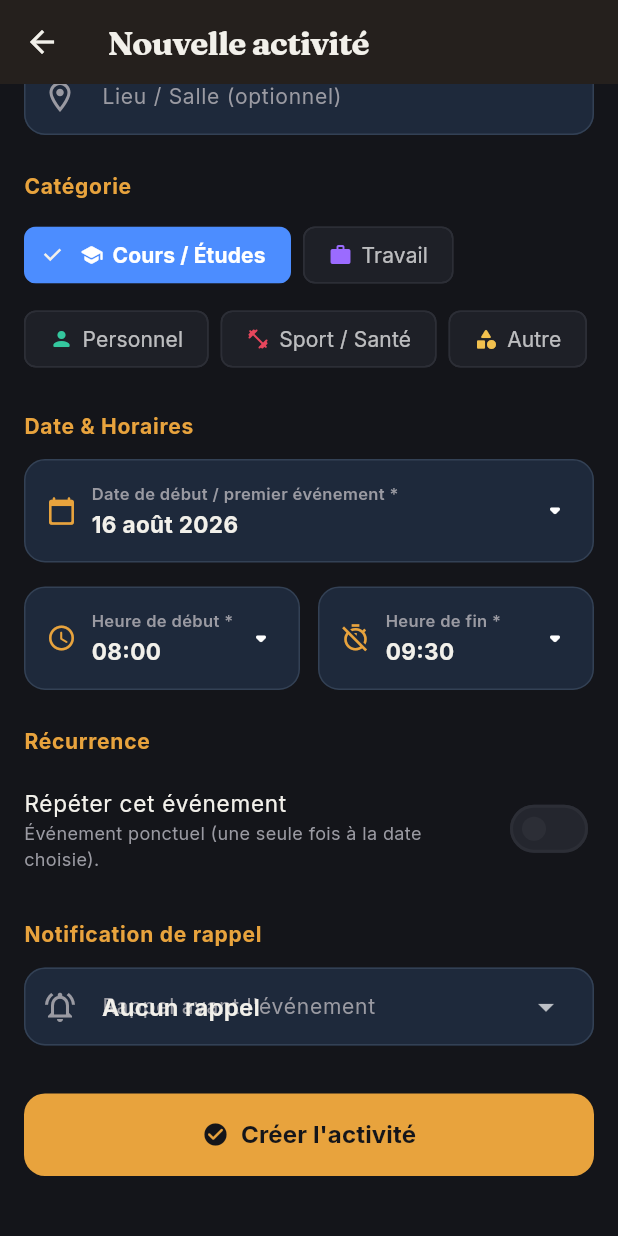
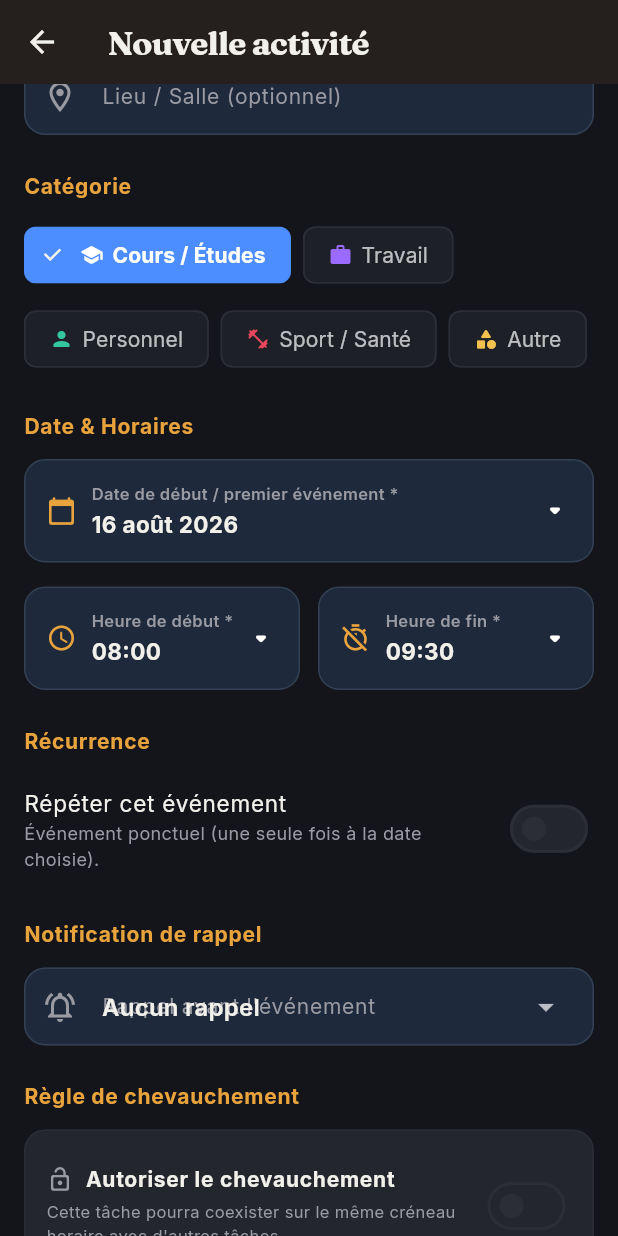
Before and after one commit to KEvH500/erp_gestion_proj, a Flutter app: the ActivityFormView screen opened by its route, scrolled down 245 dp, on a phone screen of 412 x 824 dp. Run offline on Flutter 3.47's test engine with Material 3 defaults, Android fonts, the phone set to English and light mode, and no system bars; drawn by our look-alikes of reactive_forms; our stand-ins replace drift, flutter_local_notifications, flutter_timezone, get, google_fonts, hive and 5 more; missing offline and left inert: workmanager; accounts and stored records are empty; generated files the repository leaves out were written again.

Commit message:
feat: implement activity tracking module with drift database support and form UI

```diff
--- a/lib/data/local/database.dart
+++ b/lib/data/local/database.dart
@@ -65,6 +65,7 @@ class Tasks extends Table {
   BoolColumn get isCompleted => boolean().withDefault(const Constant(false))();
   BoolColumn get isArchived => boolean().withDefault(const Constant(false))();
   DateTimeColumn get archivedAt => dateTime().nullable()();
+  BoolColumn get isLocked => boolean().withDefault(const Constant(false))();
 
   // Horodatages
   DateTimeColumn get createdAt => dateTime().withDefault(currentDateAndTime)();
@@ -118,7 +119,7 @@ class AppDatabase extends _$AppDatabase {
   AppDatabase([QueryExecutor? e]) : super(e ?? _openConnection());
 
   @override
-  int get schemaVersion => 3;
+  int get schemaVersion => 4;
 
   @override
   MigrationStrategy get migration => MigrationStrategy(
@@ -134,6 +135,9 @@ class AppDatabase extends _$AppDatabase {
       if (from < 3) {
         await m.createTable(recurrenceExceptions);
       }
+      if (from < 4) {
+        await m.addColumn(tasks, tasks.isLocked);
+      }
     },
   );
 }
--- a/lib/models/activity.dart
+++ b/lib/models/activity.dart
@@ -116,6 +116,9 @@ class Activity extends HiveObject {
   @HiveField(13)
   final List<RecurrenceException> exceptions;
 
+  @HiveField(14)
+  final bool isLocked;
+
   Activity({
     required this.id,
     required this.title,
@@ -131,6 +134,7 @@ class Activity extends HiveObject {
     this.reminderMinutesBefore,
     this.recurrenceRule,
     this.exceptions = const [],
+    this.isLocked = false,
   });
 
   /// Jour de la semaine dérivé (1 = Lundi, 7 = Dimanche)
@@ -202,6 +206,7 @@ class Activity extends HiveObject {
     RecurrenceRule? recurrenceRule,
     bool clearRecurrence = false,
     List<RecurrenceException>? exceptions,
+    bool? isLocked,
   }) {
     return Activity(
       id: id ?? this.id,
@@ -218,12 +223,13 @@ class Activity extends HiveObject {
       reminderMinutesBefore: reminderMinutesBefore ?? this.reminderMinutesBefore,
       recurrenceRule: clearRecurrence ? null : (recurrenceRule ?? this.recurrenceRule),
       exceptions: exceptions ?? this.exceptions,
+      isLocked: isLocked ?? this.isLocked,
     );
   }
 
   @override
   String toString() {
-    return 'Activity(id: $id, title: $title, startDate: $startDate, time: $timeRangeFormatted, category: ${category.name}, isCompleted: $isCompleted, recurring: $isRecurring, exceptions: ${exceptions.length})';
+    return 'Activity(id: $id, title: $title, startDate: $startDate, time: $timeRangeFormatted, category: ${category.name}, isCompleted: $isCompleted, recurring: $isRecurring, exceptions: ${exceptions.length}, isLocked: $isLocked)';
   }
 
   @override
@@ -243,7 +249,8 @@ class Activity extends HiveObject {
         other.location == location &&
         other.reminderMinutesBefore == reminderMinutesBefore &&
         other.recurrenceRule == recurrenceRule &&
-        listEquals(other.exceptions, exceptions);
+        listEquals(other.exceptions, exceptions) &&
+        other.isLocked == isLocked;
   }
 
   @override
@@ -263,6 +270,7 @@ class Activity extends HiveObject {
       reminderMinutesBefore,
       recurrenceRule,
       Object.hashAll(exceptions),
+      isLocked,
     );
   }
 }
--- a/lib/modules/activity_form/activity_form_controller.dart
+++ b/lib/modules/activity_form/activity_form_controller.dart
@@ -128,6 +128,7 @@ class ActivityFormController extends BaseController {
     final endTime = (value['endTime'] as TimeOfDay?) ?? const TimeOfDay(hour: 9, minute: 30);
     final category = (value['category'] as ActivityCategory?) ?? ActivityCategory.cours;
     final reminderMinutes = value['reminderMinutesBefore'] as int?;
+    final isLocked = (value['isLocked'] as bool?) ?? false;
 
     // Récurrence
     final isRecurring = (value['isRecurring'] as bool?) ?? false;
@@ -168,6 +169,7 @@ class ActivityFormController extends BaseController {
           recurrenceRule: recurrenceRule,
           clearRecurrence: !isRecurring,
           reminderMinutesBefore: reminderMinutes,
+          isLocked: isLocked,
         );
 
         await activityRepo.updateActivity(updated);
@@ -193,6 +195,7 @@ class ActivityFormController extends BaseController {
           category: category,
           recurrenceRule: recurrenceRule,
           reminderMinutesBefore: reminderMinutes,
+          isLocked: isLocked,
         );
 
         await activityRepo.addActivity(newActivity);
--- a/lib/modules/activity_form/activity_form_view.dart
+++ b/lib/modules/activity_form/activity_form_view.dart
@@ -3,6 +3,8 @@ import 'package:get/get.dart';
 import 'package:reactive_forms/reactive_forms.dart';
 import '../../models/activity.dart';
 import '../../models/recurrence_rule.dart';
+import '../../theme/app_theme.dart';
+import '../../widgets/core/app_text.dart';
 import '../../widgets/form/app_date_picker_field.dart';
 import '../../widgets/form/app_dropdown_field.dart';
 import '../../widgets/form/app_text_input_field.dart';
@@ -199,6 +201,89 @@ class ActivityFormView extends GetView<ActivityFormController> {
                 }).toList(),
               ),
             ),
+            const SizedBox(height: 24),
+
+            // Section 6 : Verrouillage & Chevauchement
+            _buildSectionHeader(context, 'Règle de chevauchement'),
+            const SizedBox(height: 12),
+
+            ReactiveValueListenableBuilder<bool>(
+              formControlName: 'isLocked',
+              builder: (context, control, child) {
+                final isLocked = control.value ?? false;
+                return Container(
+                  padding: const EdgeInsets.all(14),
+                  decoration: BoxDecoration(
+                    color: AppColors.surfaceVariant,
+                    borderRadius: BorderRadius.circular(14),
+                    border: Border.all(
+                      color: isLocked ? AppColors.accentPrimary : AppColors.border,
+                      width: isLocked ? 1.5 : 1,
+                    ),
+                  ),
+                  child: Column(
+                    crossAxisAlignment: CrossAxisAlignment.start,
+                    children: [
+                      SwitchListTile(
+                        contentPadding: EdgeInsets.zero,
+                        title: Row(
+                          children: [
+                            Icon(
+                              isLocked ? Icons.lock_rounded : Icons.lock_open_rounded,
+                              size: 18,
+                              color: isLocked ? AppColors.accentPrimary : AppColors.textSecondary,
+                            ),
+                            const SizedBox(width: 8),
+                            const Expanded(
+                              child: AppText.body(
+                                'Autoriser le chevauchement',
+                                fontWeight: FontWeight.bold,
+                                fontSize: 14,
+                              ),
+                            ),
+                          ],
+                        ),
+                        subtitle: const Padding(
+                          padding: EdgeInsets.only(top: 4),
+                          child: AppText.caption(
+                            'Cette tâche pourra coexister sur le même créneau horaire avec d\'autres tâches.',
+                          ),
+                        ),
+                        value: isLocked,
+                        activeColor: AppColors.accentPrimary,
+                        onChanged: (val) => control.value = val,
+                      ),
+                      if (isLocked) ...[
+                        const SizedBox(height: 8),
+                        Container(
+                          padding: const EdgeInsets.symmetric(horizontal: 10, vertical: 8),
+                          decoration: BoxDecoration(
+                            color: AppColors.accentPrimary.withValues(alpha: 0.12),
+                            borderRadius: BorderRadius.circular(8),
+                            border: Border.all(
+                              color: AppColors.accentPrimary.withValues(alpha: 0.4),
+                            ),
+                          ),
+                          child: const Row(
+                            crossAxisAlignment: CrossAxisAlignment.start,
+                            children: [
+                              Icon(Icons.info_outline_rounded, size: 16, color: AppColors.accentPrimary),
+                              SizedBox(width: 8),
+                              Expanded(
+                                child: AppText.caption(
+                                  'Attention : Vous dérogez sciemment à la règle stricte de non-chevauchement des horaires. Aucun avertissement de conflit ne bloquera l\'enregistrement avec une autre tâche.',
+                                  color: AppColors.textPrimary,
+                                ),
+                              ),
+                            ],
+                          ),
+                        ),
+                      ],
+                    ],
+                  ),
+                );
+              },
+            ),
             const SizedBox(height: 32),
 
             // Bouton de Sauvegarde
@@ -206,6 +291,8 @@ class ActivityFormView extends GetView<ActivityFormController> {
               () => FilledButton.icon(
                 onPressed: controller.isSaving.value ? null : controller.saveActivity,
                 style: FilledButton.styleFrom(
+                  backgroundColor: AppColors.accentPrimary,
+                  foregroundColor: AppColors.background,
                   padding: const EdgeInsets.symmetric(vertical: 16),
                   shape: RoundedRectangleBorder(
                     borderRadius: BorderRadius.circular(14),
--- a/lib/modules/activity_form/task_form_model.dart
+++ b/lib/modules/activity_form/task_form_model.dart
@@ -111,6 +111,11 @@ FormGroup buildTaskForm({
       'recurrenceCount': FormControl<int?>(
         value: existingActivity?.recurrenceRule?.occurrenceCount ?? 10,
       ),
+
+      // Verrouillage / Autorisation de chevauchement
+      'isLocked': FormControl<bool>(
+        value: existingActivity?.isLocked ?? false,
+      ),
     },
     validators: [const TimeOrderValidator()],
   );
```
Also changed, not shown: lib/services/overlap_checker.dart (added, +99 -0 lines), lib/data/local/database.g.dart, lib/models/activity.g.dart.
